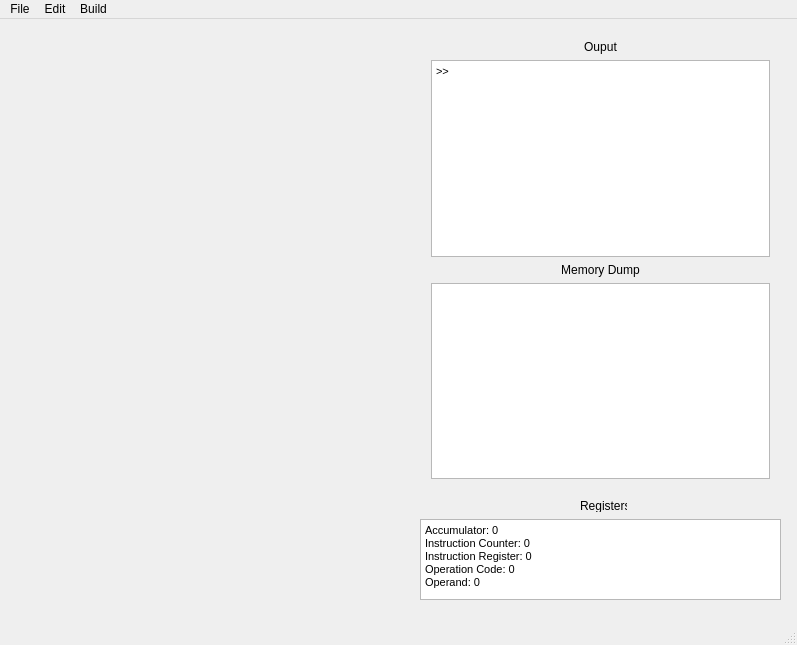
Above: mainwindow.ui from Brandon-Davison/Compiler before the change. Below: the same form after it.
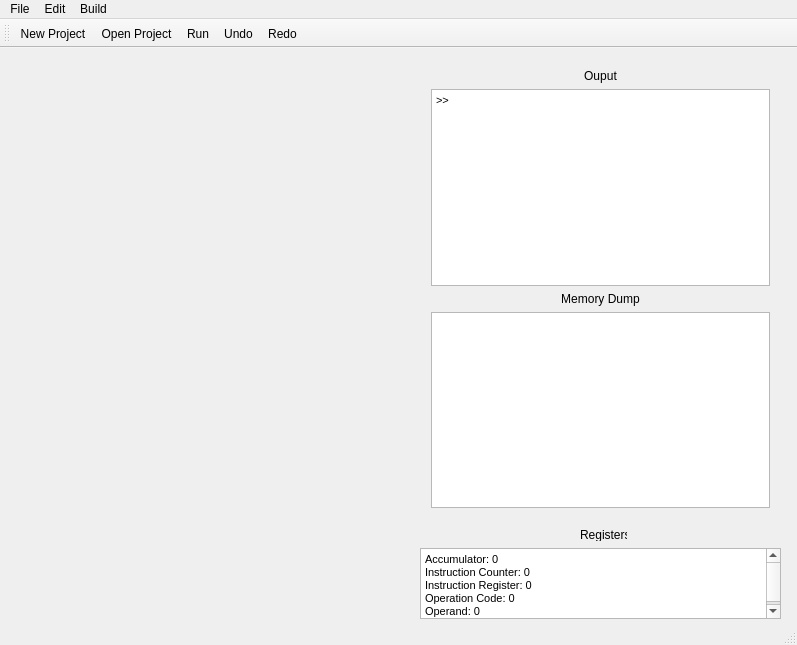
That is the form after the change. Icons and pictures are not drawn.

```diff
--- a/mainwindow.ui
+++ b/mainwindow.ui
@@ -18,9 +18,9 @@
     <property name="geometry">
      <rect>
       <x>0</x>
-      <y>0</y>
+      <y>10</y>
       <width>411</width>
-      <height>601</height>
+      <height>591</height>
      </rect>
     </property>
     <layout class="QVBoxLayout" name="verticalLayout"/>
@@ -44,19 +44,19 @@
       <x>420</x>
       <y>500</y>
       <width>361</width>
-      <height>81</height>
+      <height>71</height>
      </rect>
     </property>
     <property name="html">
      <string>&lt;!DOCTYPE HTML PUBLIC &quot;-//W3C//DTD HTML 4.0//EN&quot; &quot;http://www.w3.org/TR/REC-html40/strict.dtd&quot;&gt;
 &lt;html&gt;&lt;head&gt;&lt;meta name=&quot;qrichtext&quot; content=&quot;1&quot; /&gt;&lt;style type=&quot;text/css&quot;&gt;
 p, li { white-space: pre-wrap; }
-&lt;/style&gt;&lt;/head&gt;&lt;body style=&quot; font-family:'MS Shell Dlg 2'; font-size:8.25pt; font-weight:400; font-style:normal;&quot;&gt;
-&lt;p style=&quot; margin-top:0px; margin-bottom:0px; margin-left:0px; margin-right:0px; -qt-block-indent:0; text-indent:0px;&quot;&gt;Accumulator: 0&lt;/p&gt;
-&lt;p style=&quot; margin-top:0px; margin-bottom:0px; margin-left:0px; margin-right:0px; -qt-block-indent:0; text-indent:0px;&quot;&gt;Instruction Counter: 0&lt;/p&gt;
-&lt;p style=&quot; margin-top:0px; margin-bottom:0px; margin-left:0px; margin-right:0px; -qt-block-indent:0; text-indent:0px;&quot;&gt;Instruction Register: 0&lt;/p&gt;
-&lt;p style=&quot; margin-top:0px; margin-bottom:0px; margin-left:0px; margin-right:0px; -qt-block-indent:0; text-indent:0px;&quot;&gt;Operation Code: 0&lt;/p&gt;
-&lt;p style=&quot; margin-top:0px; margin-bottom:0px; margin-left:0px; margin-right:0px; -qt-block-indent:0; text-indent:0px;&quot;&gt;Operand: 0&lt;/p&gt;&lt;/body&gt;&lt;/html&gt;</string>
+&lt;/style&gt;&lt;/head&gt;&lt;body style=&quot; font-family:'MS Shell Dlg 2'; font-size:7.8pt; font-weight:400; font-style:normal;&quot;&gt;
+&lt;p style=&quot; margin-top:0px; margin-bottom:0px; margin-left:0px; margin-right:0px; -qt-block-indent:0; text-indent:0px;&quot;&gt;&lt;span style=&quot; font-size:8.25pt;&quot;&gt;Accumulator: 0&lt;/span&gt;&lt;/p&gt;
+&lt;p style=&quot; margin-top:0px; margin-bottom:0px; margin-left:0px; margin-right:0px; -qt-block-indent:0; text-indent:0px;&quot;&gt;&lt;span style=&quot; font-size:8.25pt;&quot;&gt;Instruction Counter: 0&lt;/span&gt;&lt;/p&gt;
+&lt;p style=&quot; margin-top:0px; margin-bottom:0px; margin-left:0px; margin-right:0px; -qt-block-indent:0; text-indent:0px;&quot;&gt;&lt;span style=&quot; font-size:8.25pt;&quot;&gt;Instruction Register: 0&lt;/span&gt;&lt;/p&gt;
+&lt;p style=&quot; margin-top:0px; margin-bottom:0px; margin-left:0px; margin-right:0px; -qt-block-indent:0; text-indent:0px;&quot;&gt;&lt;span style=&quot; font-size:8.25pt;&quot;&gt;Operation Code: 0&lt;/span&gt;&lt;/p&gt;
+&lt;p style=&quot; margin-top:0px; margin-bottom:0px; margin-left:0px; margin-right:0px; -qt-block-indent:0; text-indent:0px;&quot;&gt;&lt;span style=&quot; font-size:8.25pt;&quot;&gt;Operand: 0&lt;/span&gt;&lt;/p&gt;&lt;/body&gt;&lt;/html&gt;</string>
     </property>
    </widget>
    <widget class="QWidget" name="layoutWidget">
@@ -85,8 +85,8 @@
         <string>&lt;!DOCTYPE HTML PUBLIC &quot;-//W3C//DTD HTML 4.0//EN&quot; &quot;http://www.w3.org/TR/REC-html40/strict.dtd&quot;&gt;
 &lt;html&gt;&lt;head&gt;&lt;meta name=&quot;qrichtext&quot; content=&quot;1&quot; /&gt;&lt;style type=&quot;text/css&quot;&gt;
 p, li { white-space: pre-wrap; }
-&lt;/style&gt;&lt;/head&gt;&lt;body style=&quot; font-family:'MS Shell Dlg 2'; font-size:8.25pt; font-weight:400; font-style:normal;&quot;&gt;
-&lt;p style=&quot; margin-top:0px; margin-bottom:0px; margin-left:0px; margin-right:0px; -qt-block-indent:0; text-indent:0px;&quot;&gt;&amp;gt;&amp;gt;&lt;/p&gt;&lt;/body&gt;&lt;/html&gt;</string>
+&lt;/style&gt;&lt;/head&gt;&lt;body style=&quot; font-family:'MS Shell Dlg 2'; font-size:7.8pt; font-weight:400; font-style:normal;&quot;&gt;
+&lt;p style=&quot; margin-top:0px; margin-bottom:0px; margin-left:0px; margin-right:0px; -qt-block-indent:0; text-indent:0px;&quot;&gt;&lt;span style=&quot; font-size:8.25pt;&quot;&gt;&amp;gt;&amp;gt;&lt;/span&gt;&lt;/p&gt;&lt;/body&gt;&lt;/html&gt;</string>
        </property>
       </widget>
      </item>
@@ -119,14 +119,15 @@
     <property name="title">
      <string>File</string>
     </property>
-    <addaction name="actionSave"/>
+    <addaction name="actionNewProject"/>
     <addaction name="actionOpen"/>
+    <addaction name="separator"/>
    </widget>
    <widget class="QMenu" name="menuEdit">
     <property name="title">
      <string>Edit</string>
     </property>
-    <addaction name="actionUndo_action"/>
+    <addaction name="actionUndo"/>
     <addaction name="actionRedo"/>
    </widget>
    <widget class="QMenu" name="menuBuild">
@@ -140,31 +141,67 @@
    <addaction name="menuBuild"/>
   </widget>
   <widget class="QStatusBar" name="statusBar"/>
-  <action name="actionSave">
-   <property name="text">
-    <string>New Project</string>
+  <widget class="QToolBar" name="toolBar">
+   <property name="windowTitle">
+    <string>toolBar</string>
    </property>
-  </action>
+   <attribute name="toolBarArea">
+    <enum>TopToolBarArea</enum>
+   </attribute>
+   <attribute name="toolBarBreak">
+    <bool>false</bool>
+   </attribute>
+   <addaction name="actionNewProject"/>
+   <addaction name="actionOpen"/>
+   <addaction name="actionRun"/>
+   <addaction name="actionUndo"/>
+   <addaction name="actionRedo"/>
+  </widget>
   <action name="actionOpen">
+   <property name="icon">
+    <iconset resource="res.qrc">
+     <normaloff>:/Images/open_file_icon.jpg</normaloff>:/Images/open_file_icon.jpg</iconset>
+   </property>
    <property name="text">
     <string>Open Project</string>
    </property>
   </action>
-  <action name="actionUndo_action">
+  <action name="actionUndo">
+   <property name="icon">
+    <iconset resource="res.qrc">
+     <normaloff>:/Images/undo-icon.ico</normaloff>:/Images/undo-icon.ico</iconset>
+   </property>
    <property name="text">
     <string>Undo</string>
    </property>
   </action>
   <action name="actionRedo">
+   <property name="icon">
+    <iconset resource="res.qrc">
+     <normaloff>:/Images/redo_icon.png</normaloff>:/Images/redo_icon.png</iconset>
+   </property>
    <property name="text">
     <string>Redo</string>
    </property>
   </action>
   <action name="actionRun">
+   <property name="icon">
+    <iconset resource="res.qrc">
+     <normaloff>:/Images/run.jpg</normaloff>:/Images/run.jpg</iconset>
+   </property>
    <property name="text">
     <string>Run</string>
    </property>
   </action>
+  <action name="actionNewProject">
+   <property name="icon">
+    <iconset resource="res.qrc">
+     <normaloff>:/Images/new_file_icon.png</normaloff>:/Images/new_file_icon.png</iconset>
+   </property>
+   <property name="text">
+    <string>New Project</string>
+   </property>
+  </action>
  </widget>
  <layoutdefault spacing="6" margin="11"/>
  <resources/>
```
Left out of the diff: 4 changed lines with no effect on the pictures.
